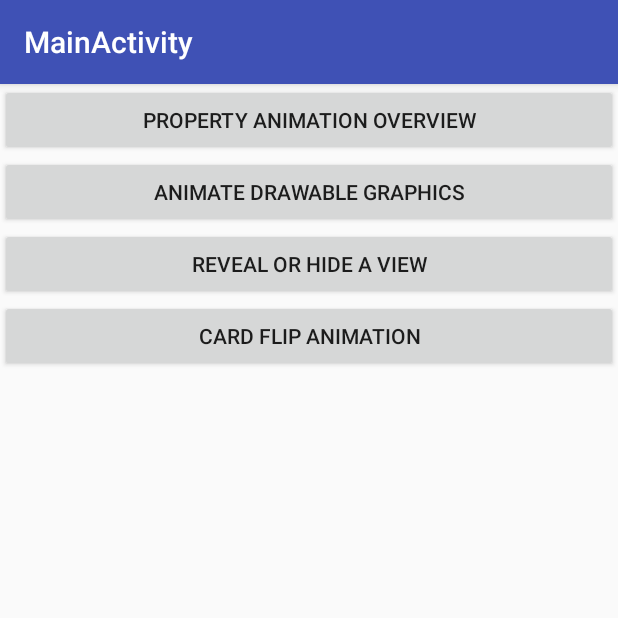
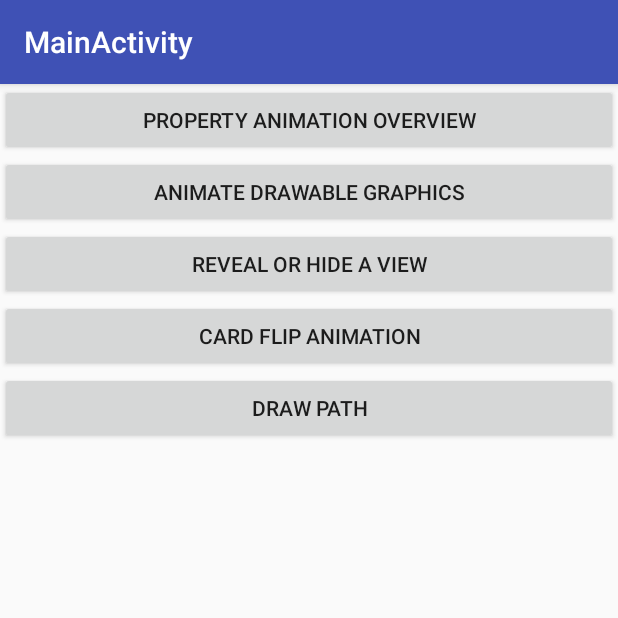
Before and after one commit to DarushDev/example-android-animations-and-transitions, an Android app: the screen it shows after launch (MainActivity), on a phone screen of 412 x 824 dp, the top half of it. Run offline under Robolectric (Android 15) with nearby library versions, the phone set to English and light mode, and no system bars.

Commit message:
Create a custom view that draws a bezier curve

```diff
--- a/app/src/main/AndroidManifest.xml
+++ b/app/src/main/AndroidManifest.xml
@@ -39,6 +39,11 @@
                 android:name="android.support.PARENT_ACTIVITY"
                 android:value=".MainActivity" />
         </activity>
+        <activity android:name=".DrawPathActivity">
+            <meta-data
+                android:name="android.support.PARENT_ACTIVITY"
+                android:value=".MainActivity" />
+        </activity>
     </application>
 
 </manifest>
--- a/app/src/main/java/com/example/sampleandroidanimationsandtransitions/MainActivity.java
+++ b/app/src/main/java/com/example/sampleandroidanimationsandtransitions/MainActivity.java
@@ -44,6 +44,13 @@ public class MainActivity extends AppCompatActivity {
             }
         });
 
+        findViewById(R.id.button_main_drawpath).setOnClickListener(new View.OnClickListener() {
+            @Override
+            public void onClick(View view) {
+                startActivity(new Intent(MainActivity.this, DrawPathActivity.class));
+            }
+        });
+
     }
 
 }
--- a/app/src/main/res/layout/content_main.xml
+++ b/app/src/main/res/layout/content_main.xml
@@ -4,32 +4,39 @@
     xmlns:tools="http://schemas.android.com/tools"
     android:layout_width="match_parent"
     android:layout_height="match_parent"
+    android:orientation="vertical"
     app:layout_behavior="@string/appbar_scrolling_view_behavior"
     tools:context=".MainActivity"
-    android:orientation="vertical"
     tools:showIn="@layout/activity_main">
 
     <Button
-        android:text="Property Animation Overview"
         android:id="@+id/button_main_propertyanimation"
         android:layout_width="match_parent"
-        android:layout_height="wrap_content" />
+        android:layout_height="wrap_content"
+        android:text="Property Animation Overview" />
 
     <Button
-        android:text="Animate Drawable Graphics"
         android:id="@+id/button_main_drawablegraphics"
         android:layout_width="match_parent"
-        android:layout_height="wrap_content" />
+        android:layout_height="wrap_content"
+        android:text="Animate Drawable Graphics" />
 
     <Button
-        android:text="Reveal or Hide a View"
         android:id="@+id/button_main_revealorhide"
         android:layout_width="match_parent"
-        android:layout_height="wrap_content" />
+        android:layout_height="wrap_content"
+        android:text="Reveal or Hide a View" />
+
     <Button
-        android:text="Card Flip Animation"
         android:id="@+id/button_main_cardflip"
         android:layout_width="match_parent"
-        android:layout_height="wrap_content" />
+        android:layout_height="wrap_content"
+        android:text="Card Flip Animation" />
+
+    <Button
+        android:id="@+id/button_main_drawpath"
+        android:layout_width="match_parent"
+        android:layout_height="wrap_content"
+        android:text="Draw Path" />
 
 </LinearLayout>
```
Also changed, not shown: app/src/main/java/com/example/sampleandroidanimationsandtransitions/BezierView.java (added, +85 -0 lines), app/src/main/java/com/example/sampleandroidanimationsandtransitions/DrawPathActivity.java (added, +13 -0 lines), app/src/main/res/layout/activity_draw_path.xml (added, +14 -0 lines).
